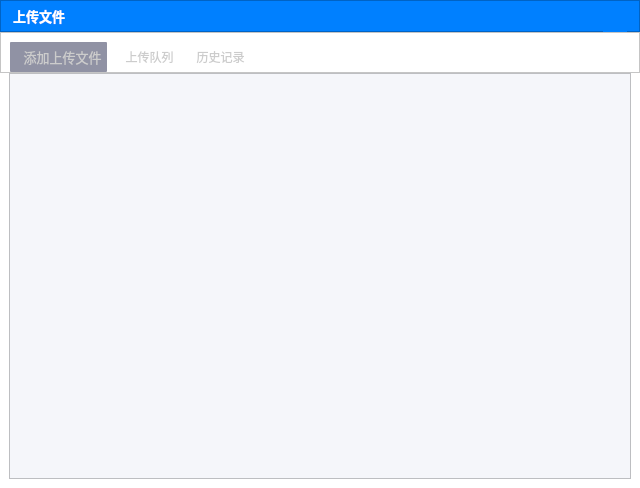
ZhouMei20220810/TEST, file uploadfiledialog.ui: the form before one commit.
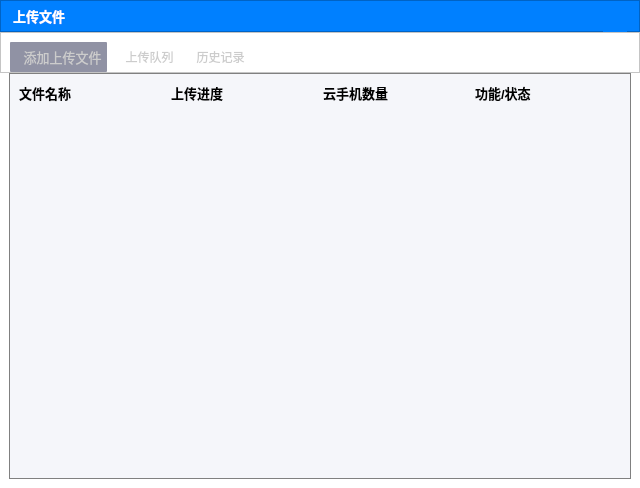
The form after the commit. The open tabs and pages were chosen to show the change. Icons and pictures are not drawn.

Commit message: QFrame 代替QListWidget表头

Patch:
```diff
--- a/uploadfiledialog.ui
+++ b/uploadfiledialog.ui
@@ -840,10 +840,127 @@
         <number>0</number>
        </property>
        <item>
-        <widget class="QListWidget" name="listWidgetQueue">
+        <widget class="QFrame" name="frame_4">
+         <property name="minimumSize">
+          <size>
+           <width>0</width>
+           <height>50</height>
+          </size>
+         </property>
          <property name="styleSheet">
-          <string notr="true">background-color:#FFF5F6FA;</string>
+          <string notr="true">QFrame{background-color:#FFF5F6FA;
+border:1px solid grey;
+}</string>
          </property>
+         <property name="frameShape">
+          <enum>QFrame::StyledPanel</enum>
+         </property>
+         <property name="frameShadow">
+          <enum>QFrame::Raised</enum>
+         </property>
+         <layout class="QVBoxLayout" name="verticalLayout_7">
+          <property name="spacing">
+           <number>0</number>
+          </property>
+          <property name="leftMargin">
+           <number>0</number>
+          </property>
+          <property name="topMargin">
+           <number>0</number>
+          </property>
+          <property name="rightMargin">
+           <number>0</number>
+          </property>
+          <property name="bottomMargin">
+           <number>0</number>
+          </property>
+          <item>
+           <widget class="QFrame" name="frame_5">
+            <property name="styleSheet">
+             <string notr="true">border:none;</string>
+            </property>
+            <property name="frameShape">
+             <enum>QFrame::StyledPanel</enum>
+            </property>
+            <property name="frameShadow">
+             <enum>QFrame::Raised</enum>
+            </property>
+            <layout class="QHBoxLayout" name="horizontalLayout_6">
+             <item>
+              <widget class="QLabel" name="label_5">
+               <property name="font">
+                <font>
+                 <pointsize>10</pointsize>
+                 <bold>true</bold>
+                </font>
+               </property>
+               <property name="styleSheet">
+                <string notr="true">border:none;</string>
+               </property>
+               <property name="text">
+                <string>文件名称</string>
+               </property>
+              </widget>
+             </item>
+             <item>
+              <widget class="QLabel" name="label_6">
+               <property name="font">
+                <font>
+                 <pointsize>10</pointsize>
+                 <bold>true</bold>
+                </font>
+               </property>
+               <property name="styleSheet">
+                <string notr="true">border:none;</string>
+               </property>
+               <property name="text">
+                <string>上传进度</string>
+               </property>
+              </widget>
+             </item>
+             <item>
+              <widget class="QLabel" name="label_7">
+               <property name="font">
+                <font>
+                 <pointsize>10</pointsize>
+                 <bold>true</bold>
+                </font>
+               </property>
+               <property name="styleSheet">
+                <string notr="true">border:none;</string>
+               </property>
+               <property name="text">
+                <string>云手机数量</string>
+               </property>
+              </widget>
+             </item>
+             <item>
+              <widget class="QLabel" name="label_8">
+               <property name="font">
+                <font>
+                 <pointsize>10</pointsize>
+                 <bold>true</bold>
+                </font>
+               </property>
+               <property name="styleSheet">
+                <string notr="true">border:none;</string>
+               </property>
+               <property name="text">
+                <string>功能/状态</string>
+               </property>
+              </widget>
+             </item>
+            </layout>
+           </widget>
+          </item>
+          <item>
+           <widget class="QListWidget" name="listWidgetQueue">
+            <property name="styleSheet">
+             <string notr="true">border:none;</string>
+            </property>
+           </widget>
+          </item>
+         </layout>
         </widget>
        </item>
       </layout>
```
Left out of the diff: 6 changed lines with no effect on the pictures. The commit also changes 1 other file.
